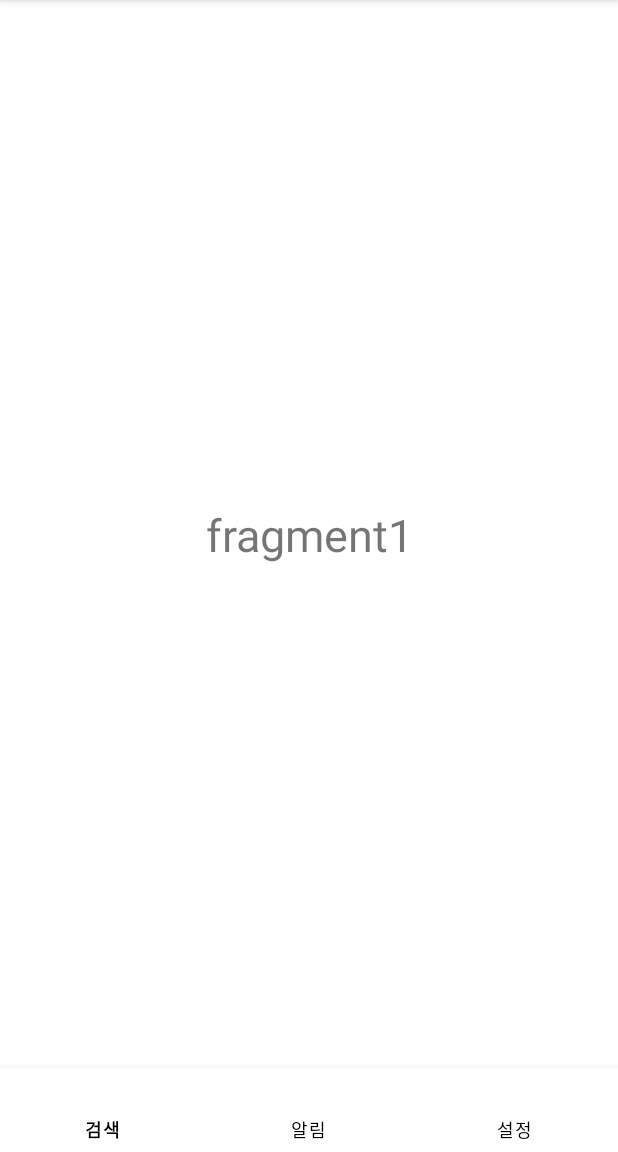
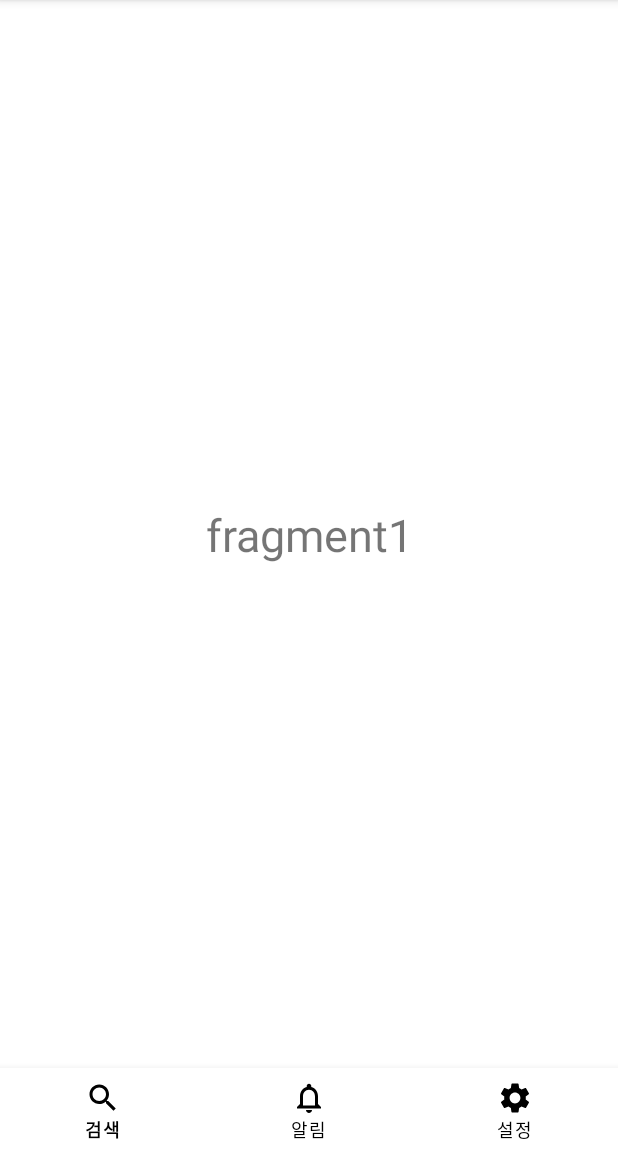
Before and after one commit to jinbong-yeom/Uni_Market, an Android app: the screen it shows after launch (MainActivity), on a phone screen of 412 x 824 dp, the part 84-1236 px from its top. Run offline under Robolectric (Android 15) with nearby library versions, the phone set to English and light mode, and no system bars.

Commit message:
Design: 네비게이터에 벡터그래픽 아이콘 추가

```diff
--- /dev/null
+++ b/unimarket-app/android/app/src/main/res/drawable-v24/ic_notice2_24dp.xml
@@ -0,0 +1,5 @@
+<vector android:height="24dp" android:tint="#000000"
+    android:viewportHeight="24" android:viewportWidth="24"
+    android:width="24dp" xmlns:android="http://schemas.android.com/apk/res/android">
+    <path android:fillColor="@android:color/white" android:pathData="M12,22c1.1,0 2,-0.9 2,-2h-4c0,1.1 0.9,2 2,2zM18,16v-5c0,-3.07 -1.63,-5.64 -4.5,-6.32L13.5,4c0,-0.83 -0.67,-1.5 -1.5,-1.5s-1.5,0.67 -1.5,1.5v0.68C7.64,5.36 6,7.92 6,11v5l-2,2v1h16v-1l-2,-2zM16,17L8,17v-6c0,-2.48 1.51,-4.5 4,-4.5s4,2.02 4,4.5v6z"/>
+</vector>
--- /dev/null
+++ b/unimarket-app/android/app/src/main/res/drawable-v24/ic_search1_24dp.xml
@@ -0,0 +1,5 @@
+<vector android:height="24dp" android:tint="#000000"
+    android:viewportHeight="24" android:viewportWidth="24"
+    android:width="24dp" xmlns:android="http://schemas.android.com/apk/res/android">
+    <path android:fillColor="@android:color/white" android:pathData="M15.5,14h-0.79l-0.28,-0.27C15.41,12.59 16,11.11 16,9.5 16,5.91 13.09,3 9.5,3S3,5.91 3,9.5 5.91,16 9.5,16c1.61,0 3.09,-0.59 4.23,-1.57l0.27,0.28v0.79l5,4.99L20.49,19l-4.99,-5zM9.5,14C7.01,14 5,11.99 5,9.5S7.01,5 9.5,5 14,7.01 14,9.5 11.99,14 9.5,14z"/>
+</vector>
--- /dev/null
+++ b/unimarket-app/android/app/src/main/res/drawable-v24/ic_setting3_24dp.xml
@@ -0,0 +1,5 @@
+<vector android:height="24dp" android:tint="#000000"
+    android:viewportHeight="24" android:viewportWidth="24"
+    android:width="24dp" xmlns:android="http://schemas.android.com/apk/res/android">
+    <path android:fillColor="@android:color/white" android:pathData="M19.14,12.94c0.04,-0.3 0.06,-0.61 0.06,-0.94c0,-0.32 -0.02,-0.64 -0.07,-0.94l2.03,-1.58c0.18,-0.14 0.23,-0.41 0.12,-0.61l-1.92,-3.32c-0.12,-0.22 -0.37,-0.29 -0.59,-0.22l-2.39,0.96c-0.5,-0.38 -1.03,-0.7 -1.62,-0.94L14.4,2.81c-0.04,-0.24 -0.24,-0.41 -0.48,-0.41h-3.84c-0.24,0 -0.43,0.17 -0.47,0.41L9.25,5.35C8.66,5.59 8.12,5.92 7.63,6.29L5.24,5.33c-0.22,-0.08 -0.47,0 -0.59,0.22L2.74,8.87C2.62,9.08 2.66,9.34 2.86,9.48l2.03,1.58C4.84,11.36 4.8,11.69 4.8,12s0.02,0.64 0.07,0.94l-2.03,1.58c-0.18,0.14 -0.23,0.41 -0.12,0.61l1.92,3.32c0.12,0.22 0.37,0.29 0.59,0.22l2.39,-0.96c0.5,0.38 1.03,0.7 1.62,0.94l0.36,2.54c0.05,0.24 0.24,0.41 0.48,0.41h3.84c0.24,0 0.44,-0.17 0.47,-0.41l0.36,-2.54c0.59,-0.24 1.13,-0.56 1.62,-0.94l2.39,0.96c0.22,0.08 0.47,0 0.59,-0.22l1.92,-3.32c0.12,-0.22 0.07,-0.47 -0.12,-0.61L19.14,12.94zM12,15.6c-1.98,0 -3.6,-1.62 -3.6,-3.6s1.62,-3.6 3.6,-3.6s3.6,1.62 3.6,3.6S13.98,15.6 12,15.6z"/>
+</vector>
--- a/unimarket-app/android/app/src/main/res/menu/navigation_menu.xml
+++ b/unimarket-app/android/app/src/main/res/menu/navigation_menu.xml
@@ -3,15 +3,18 @@
     <item
         android:id="@+id/search1"
         android:enabled="true"
+        android:icon="@drawable/ic_search1_24dp"
         android:title="검색"/>
 
     <item
         android:id="@+id/notice2"
         android:enabled="true"
+        android:icon="@drawable/ic_notice2_24dp"
         android:title="알림"/>
 
     <item
         android:id="@+id/setting3"
         android:enabled="true"
+        android:icon="@drawable/ic_setting3_24dp"
         android:title="설정"/>
 </menu>
```
